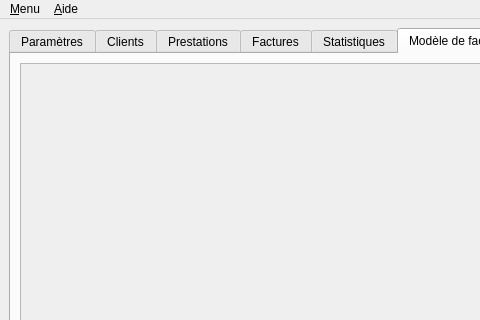
The window that ui/Qfacture.ui (jpec/Qfacture) describes before a commit, drawn with Qt 5; both pictures show x 0 to 480 and y 0 to 320 of the 800 by 646 pixel window.
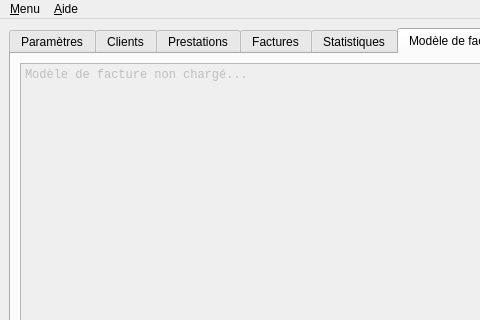
The same window after the commit. The open tabs and pages were chosen to show the change. Icons and pictures are not drawn.

Commit message: Finalisation de l'onglet Template + petites modifications sur l'onglet statistiques.

Diff of the .ui file:
```diff
--- a/ui/Qfacture.ui
+++ b/ui/Qfacture.ui
@@ -1867,6 +1867,13 @@
           <property name="readOnly">
            <bool>false</bool>
           </property>
+          <property name="html">
+           <string>&lt;!DOCTYPE HTML PUBLIC &quot;-//W3C//DTD HTML 4.0//EN&quot; &quot;http://www.w3.org/TR/REC-html40/strict.dtd&quot;&gt;
+&lt;html&gt;&lt;head&gt;&lt;meta name=&quot;qrichtext&quot; content=&quot;1&quot; /&gt;&lt;style type=&quot;text/css&quot;&gt;
+p, li { white-space: pre-wrap; }
+&lt;/style&gt;&lt;/head&gt;&lt;body style=&quot; font-family:'Monospace'; font-size:9pt; font-weight:400; font-style:normal;&quot;&gt;
+&lt;p style=&quot; margin-top:0px; margin-bottom:0px; margin-left:0px; margin-right:0px; -qt-block-indent:0; text-indent:0px;&quot;&gt;Modèle de facture non chargé...&lt;/p&gt;&lt;/body&gt;&lt;/html&gt;</string>
+          </property>
           <property name="acceptRichText">
            <bool>false</bool>
           </property>
```
Left out of the diff: 32 changed lines with no effect on the pictures. The commit also changes 1 other file.
